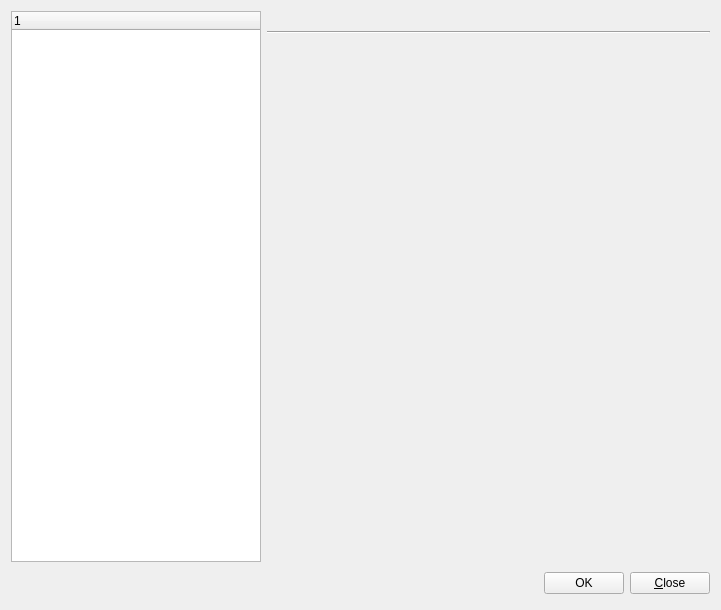
Above: ui/preferencesdialog.ui from apavelm/stildcpp before the change. Below: the same form after it.
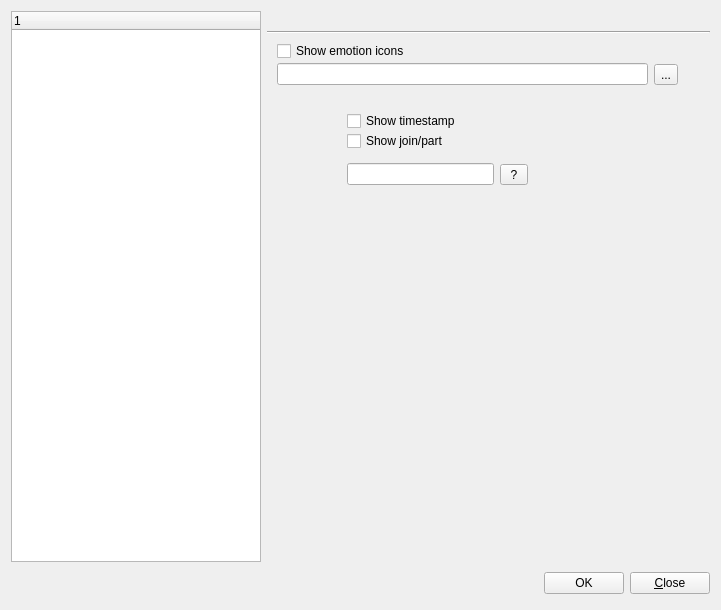
That is the form after the change. The open tabs and pages were chosen to show the change.

```diff
--- a/ui/preferencesdialog.ui
+++ b/ui/preferencesdialog.ui
@@ -1067,8 +1067,110 @@
              </item>
             </layout>
            </widget>
-           <widget class="QWidget" name="Messages" />
-           <widget class="QWidget" name="LookNFeel" />
+           <widget class="QWidget" name="Messages" >
+            <widget class="QCheckBox" name="chk_smiles" >
+             <property name="geometry" >
+              <rect>
+               <x>10</x>
+               <y>0</y>
+               <width>151</width>
+               <height>22</height>
+              </rect>
+             </property>
+             <property name="text" >
+              <string>Show emotion icons</string>
+             </property>
+            </widget>
+            <widget class="QCheckBox" name="chk_timestamp" >
+             <property name="geometry" >
+              <rect>
+               <x>80</x>
+               <y>70</y>
+               <width>151</width>
+               <height>22</height>
+              </rect>
+             </property>
+             <property name="text" >
+              <string>Show timestamp</string>
+             </property>
+            </widget>
+            <widget class="QCheckBox" name="chk_joins" >
+             <property name="geometry" >
+              <rect>
+               <x>80</x>
+               <y>90</y>
+               <width>171</width>
+               <height>22</height>
+              </rect>
+             </property>
+             <property name="text" >
+              <string>Show join/part</string>
+             </property>
+            </widget>
+            <widget class="QWidget" name="" >
+             <property name="geometry" >
+              <rect>
+               <x>80</x>
+               <y>120</y>
+               <width>181</width>
+               <height>29</height>
+              </rect>
+             </property>
+             <layout class="QHBoxLayout" >
+              <item>
+               <widget class="QLineEdit" name="edt_timestampfmt" />
+              </item>
+              <item>
+               <widget class="QToolButton" name="btn_edt_timestampfmt" >
+                <property name="text" >
+                 <string> ? </string>
+                </property>
+               </widget>
+              </item>
+             </layout>
+            </widget>
+            <widget class="QWidget" name="" >
+             <property name="geometry" >
+              <rect>
+               <x>10</x>
+               <y>20</y>
+               <width>401</width>
+               <height>29</height>
+              </rect>
+             </property>
+             <layout class="QHBoxLayout" >
+              <item>
+               <widget class="QLineEdit" name="edit_icp_path" >
+                <property name="readOnly" >
+                 <bool>true</bool>
+                </property>
+               </widget>
+              </item>
+              <item>
+               <widget class="QToolButton" name="btn_edit_icp_path" >
+                <property name="text" >
+                 <string>...</string>
+                </property>
+               </widget>
+              </item>
+             </layout>
+            </widget>
+           </widget>
+           <widget class="QWidget" name="LookNFeel" >
+            <widget class="QCheckBox" name="chk_swpUserList" >
+             <property name="geometry" >
+              <rect>
+               <x>90</x>
+               <y>160</y>
+               <width>291</width>
+               <height>22</height>
+              </rect>
+             </property>
+             <property name="text" >
+              <string>Swap ChatLog and UserList in HubFrame</string>
+             </property>
+            </widget>
+           </widget>
            <widget class="QWidget" name="ColorsNFonts" />
            <widget class="QWidget" name="Popups" />
            <widget class="QWidget" name="Sounds" />
```
Left out of the diff: 2 changed lines with no effect on the pictures.
